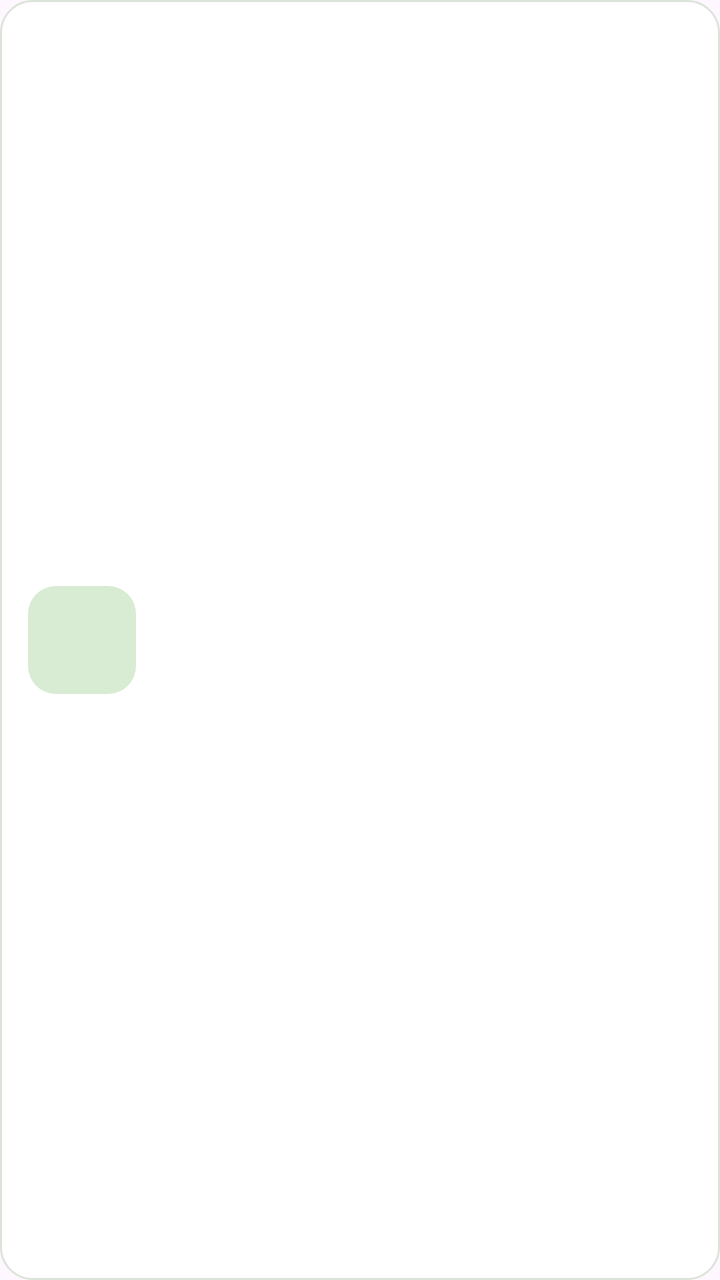
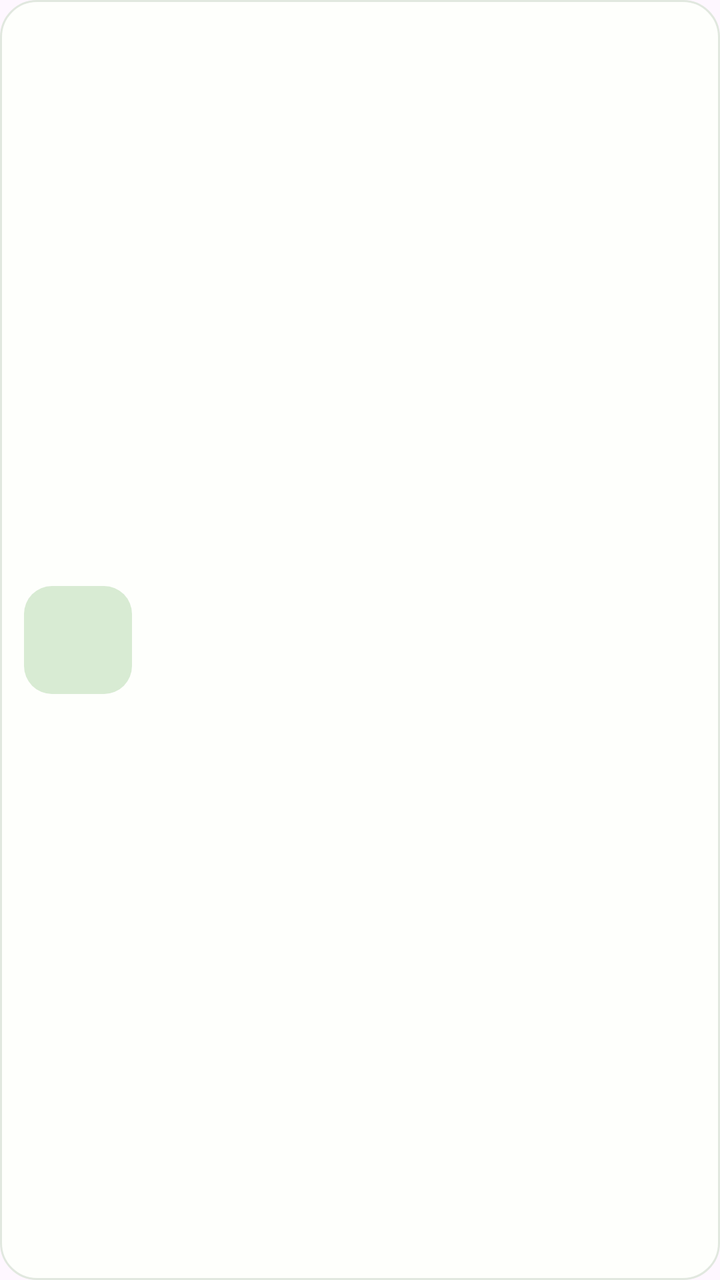

Two renders of the same Android screen: before a commit and after it. Below are the layout's source before the change and the commit's diff.
<!-- AndroidManifest.xml: application theme Theme.Vacuno -->
<!-- res/layout/item_inventario.xml -->
<?xml version="1.0" encoding="utf-8"?>
<LinearLayout xmlns:android="http://schemas.android.com/apk/res/android"
    android:layout_width="match_parent" android:layout_height="wrap_content" android:layout_marginBottom="12dp"
    android:background="@drawable/bg_animal_card" android:gravity="center_vertical" android:orientation="horizontal" android:padding="14dp">

    <TextView android:id="@+id/tv_inventario_inicial" android:layout_width="54dp" android:layout_height="54dp"
        android:background="@drawable/bg_animal_imagen" android:gravity="center" android:textColor="@color/verde_principal" android:textSize="22sp" android:textStyle="bold" />
    <LinearLayout android:layout_width="0dp" android:layout_height="wrap_content" android:layout_marginStart="13dp" android:layout_weight="1" android:orientation="vertical">
        <TextView android:id="@+id/tv_inventario_nombre" android:layout_width="wrap_content" android:layout_height="wrap_content" android:textColor="@color/texto_principal" android:textSize="17sp" android:textStyle="bold" />
        <TextView android:id="@+id/tv_inventario_categoria" android:layout_width="wrap_content" android:layout_height="wrap_content" android:layout_marginTop="3dp" android:textColor="@color/texto_secundario" android:textSize="13sp" />
        <TextView android:id="@+id/tv_inventario_cantidad" android:layout_width="wrap_content" android:layout_height="wrap_content" android:layout_marginTop="3dp" android:textColor="@color/texto_principal" android:textSize="14sp" android:textStyle="bold" />
    </LinearLayout>
    <TextView android:id="@+id/tv_inventario_stock" android:layout_width="wrap_content" android:layout_height="27dp" android:gravity="center" android:paddingStart="9dp" android:paddingEnd="9dp" android:textSize="11sp" android:textStyle="bold" />
</LinearLayout>
<!-- resources referenced by this layout -->
<resources>
  <color name="texto_principal">#121713</color>
  <color name="texto_secundario">#4B554E</color>
  <color name="verde_principal">#075B29</color>
  <!-- drawable bg_animal_card (drawable) -->
  <?xml version="1.0" encoding="utf-8"?>
  <shape xmlns:android="http://schemas.android.com/apk/res/android" android:shape="rectangle">
      <solid android:color="@color/white" />
      <corners android:radius="16dp" />
      <stroke android:width="1dp" android:color="#DCE4DA" />
  </shape>
  <!-- drawable bg_animal_imagen (drawable) -->
  <?xml version="1.0" encoding="utf-8"?>
  <shape xmlns:android="http://schemas.android.com/apk/res/android" android:shape="rectangle">
      <solid android:color="#D8EBD3" />
      <corners android:radius="14dp" />
  </shape>
  <style name="Theme.Vacuno" parent="Base.Theme.Vacuno" />
  <color name="white">#FFFFFFFF</color>
  <style name="Base.Theme.Vacuno" parent="Theme.Material3.DayNight.NoActionBar">
          
          
      </style>
</resources>

<!-- the commit's change to res/layout/item_inventario.xml (unified diff, before → after) -->
@@ -1,10 +1,13 @@
 <?xml version="1.0" encoding="utf-8"?>
 <LinearLayout xmlns:android="http://schemas.android.com/apk/res/android"
     android:layout_width="match_parent" android:layout_height="wrap_content" android:layout_marginBottom="12dp"
-    android:background="@drawable/bg_animal_card" android:gravity="center_vertical" android:orientation="horizontal" android:padding="14dp">
+    android:background="@drawable/bg_animal_card" android:gravity="center_vertical" android:orientation="horizontal" android:padding="12dp">
 
-    <TextView android:id="@+id/tv_inventario_inicial" android:layout_width="54dp" android:layout_height="54dp"
-        android:background="@drawable/bg_animal_imagen" android:gravity="center" android:textColor="@color/verde_principal" android:textSize="22sp" android:textStyle="bold" />
+    <ImageView
+        android:id="@+id/tv_inventario_inicial"
+        android:layout_width="54dp"
+        android:layout_height="54dp"
+        android:background="@drawable/bg_animal_imagen" />
     <LinearLayout android:layout_width="0dp" android:layout_height="wrap_content" android:layout_marginStart="13dp" android:layout_weight="1" android:orientation="vertical">
         <TextView android:id="@+id/tv_inventario_nombre" android:layout_width="wrap_content" android:layout_height="wrap_content" android:textColor="@color/texto_principal" android:textSize="17sp" android:textStyle="bold" />
         <TextView android:id="@+id/tv_inventario_categoria" android:layout_width="wrap_content" android:layout_height="wrap_content" android:layout_marginTop="3dp" android:textColor="@color/texto_secundario" android:textSize="13sp" />
<!-- resource entries referenced after the edit -->
@@ -2,13 +2,12 @@
 <resources>
   <color name="texto_principal">#121713</color>
   <color name="texto_secundario">#4B554E</color>
-  <color name="verde_principal">#075B29</color>
   <!-- drawable bg_animal_card (drawable) -->
   <?xml version="1.0" encoding="utf-8"?>
   <shape xmlns:android="http://schemas.android.com/apk/res/android" android:shape="rectangle">
-      <solid android:color="@color/white" />
-      <corners android:radius="16dp" />
-      <stroke android:width="1dp" android:color="#DCE4DA" />
+      <solid android:color="#FEFFFC" />
+      <corners android:radius="18dp" />
+      <stroke android:width="1dp" android:color="@color/borde_suave" />
   </shape>
   <!-- drawable bg_animal_imagen (drawable) -->
   <?xml version="1.0" encoding="utf-8"?>
@@ -17,7 +16,7 @@
       <corners android:radius="14dp" />
   </shape>
   <style name="Theme.Vacuno" parent="Base.Theme.Vacuno" />
-  <color name="white">#FFFFFFFF</color>
+  <color name="borde_suave">#E1E8DF</color>
   <style name="Base.Theme.Vacuno" parent="Theme.Material3.DayNight.NoActionBar">
           
           
